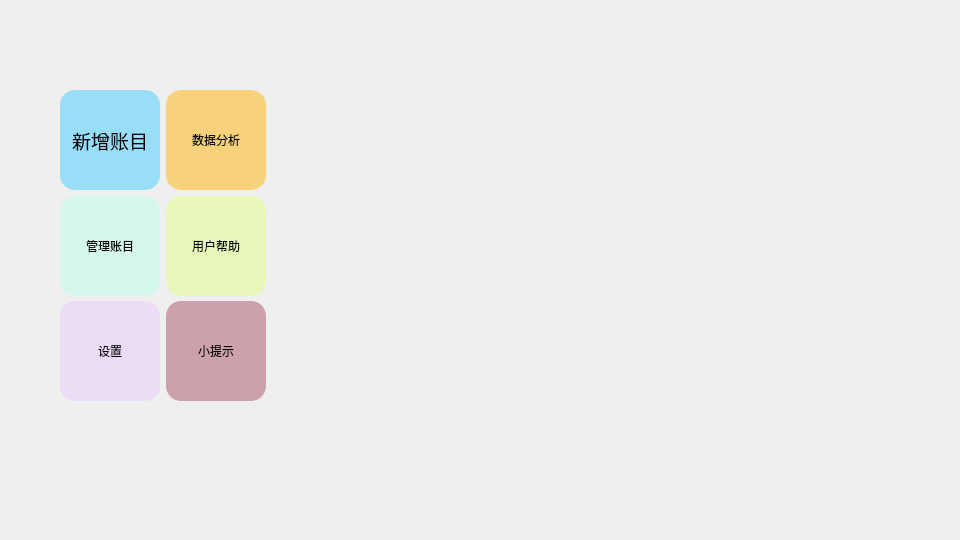
Above: main_page.ui from YuanQiPKU/Reservoir before the change. Below: the same form after it.
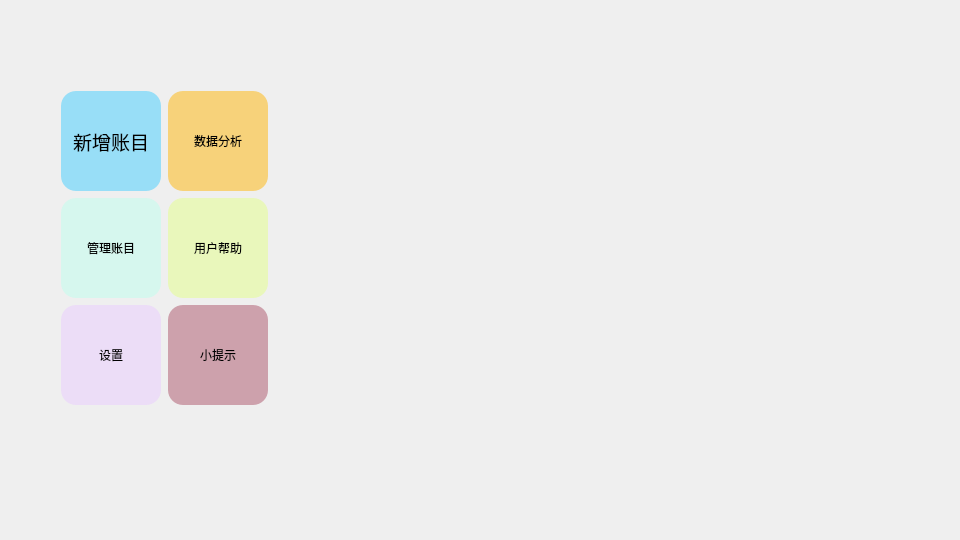
That is the form after the change. Icons and pictures are not drawn.

The edit to the form file:
```diff
--- a/main_page.ui
+++ b/main_page.ui
@@ -36,8 +36,8 @@
     <rect>
      <x>60</x>
      <y>90</y>
-     <width>206</width>
-     <height>311</height>
+     <width>209</width>
+     <height>316</height>
     </rect>
    </property>
    <layout class="QGridLayout" name="gridLayout">
```
